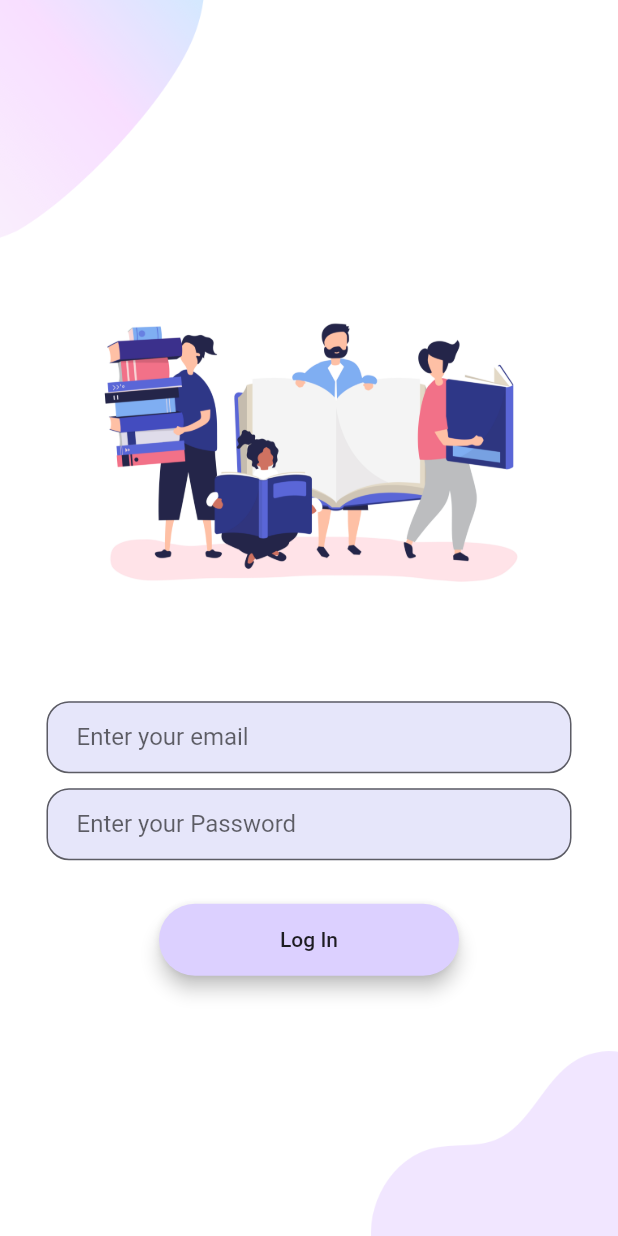
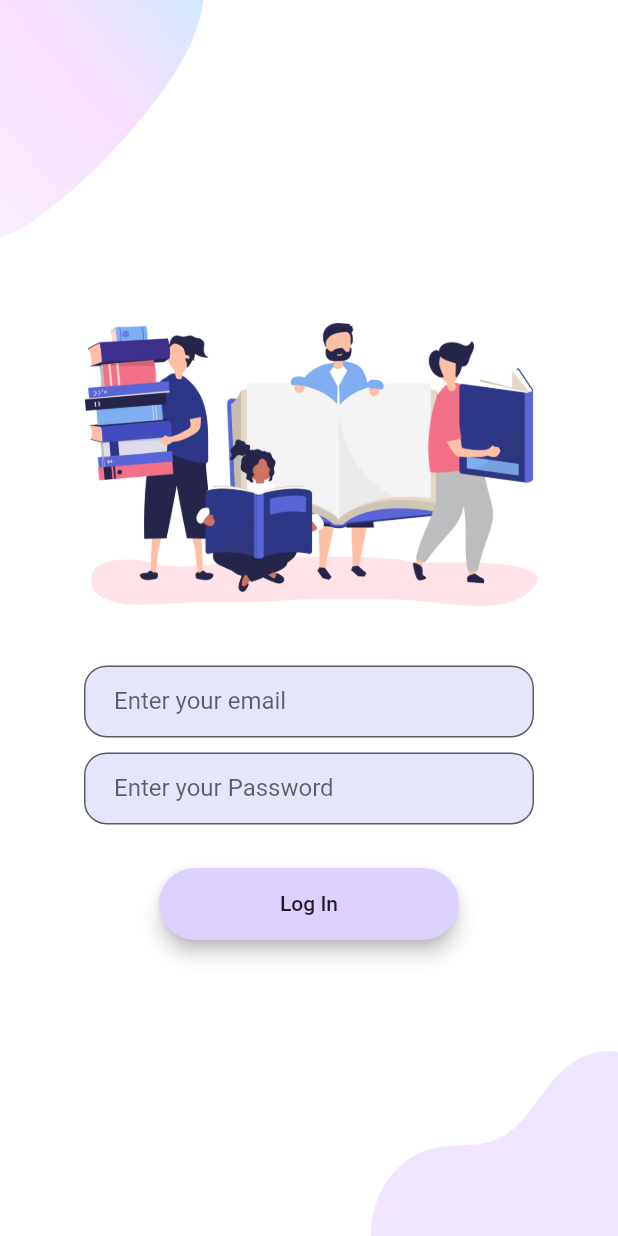
Before and after one commit to BINGABABA/Hackout-22, a Flutter app: the screen it shows after launch, after a tap on "LOG IN", on a phone screen of 412 x 824 dp. Run offline on Flutter 3.47's test engine with Material 2 defaults, Android fonts, the light colour scheme and no system bars; our stand-ins replace animated_splash_screen, cloud_firestore, firebase_auth, firebase_core, flutter_svg, google_fonts; accounts and stored records are empty; network calls fail.

Commit message:
third commit

```diff
--- a/loginsignuppage/lib/Screens/Mainpage/main_page.dart
+++ b/loginsignuppage/lib/Screens/Mainpage/main_page.dart
@@ -7,6 +7,7 @@ class Mainpage extends StatelessWidget {
   @override
   Widget build(BuildContext context) {
     return const MaterialApp(
+      debugShowCheckedModeBanner: false,
 
       home: Scaffold(
         backgroundColor: Colors.white,
--- /dev/null
+++ b/loginsignuppage/lib/Screens/Splash screen/splash_screens.dart
@@ -0,0 +1,33 @@
+import 'package:flutter/material.dart';
+import 'package:animated_splash_screen/animated_splash_screen.dart';
+import 'package:loginsignuppage/Screens/Welcome/welcome_Screen.dart';
+
+class Splashscreen extends StatefulWidget {
+  const Splashscreen({Key? key}) : super(key: key);
+
+  @override
+  State<Splashscreen> createState() => _SplashscreenState();
+}
+
+class _SplashscreenState extends State<Splashscreen> {
+  @override
+
+  Widget build(BuildContext context) {
+    Size size = MediaQuery
+        .of(context)
+        .size;
+    return AnimatedSplashScreen(
+
+      splash: Image.asset(
+          'assets/images/playstore-icon.png'
+      )
+      ,
+      nextScreen: WelcomeScreen(),
+      splashTransition: SplashTransition.fadeTransition,
+      backgroundColor: Color(0xFFFCFAFD),
+
+
+    );
+  }
+
+}
--- a/loginsignuppage/lib/Screens/donatePage.dart
+++ b/loginsignuppage/lib/Screens/donatePage.dart
@@ -27,6 +27,7 @@ class _DonatePageState extends State<DonatePage> {
   Widget build(BuildContext context) {
     return Scaffold(
       appBar: AppBar(
+        backgroundColor: Colors.purple[200],
         leading:
         IconButton(onPressed: () {}, icon: Icon(Icons.arrow_back_ios_new)),
         title: Text('Donate now'),
--- a/loginsignuppage/lib/Screens/login/components/body.dart
+++ b/loginsignuppage/lib/Screens/login/components/body.dart
@@ -15,20 +15,22 @@ class Body extends StatefulWidget {
 }
 
 class _BodyState extends State<Body> {
+
   final _auth=FirebaseAuth.instance;
-  // final emailcontroller=TextEditingController();
-  // final passwordcontroller=TextEditingController();
-  late String email;
-  late String password;
+  final emailcontroller=TextEditingController();
+  final passwordcontroller=TextEditingController();
+  // late String email;
+  // late String password;
   @override
-  // void dispose(){
-  //   emailcontroller.dispose();
-  //   passwordcontroller.dispose();
-  //   super.dispose();
-  // }
+  void dispose(){
+    emailcontroller.dispose();
+    passwordcontroller.dispose();
+    super.dispose();
+  }
 
   @override
   Widget build(BuildContext context) {
+    Size size = MediaQuery.of(context).size;
     return Background(
       child: Column(
         mainAxisAlignment: MainAxisAlignment.center,
@@ -41,23 +43,23 @@ class _BodyState extends State<Body> {
           //   ),
           // ),
           Image.asset('assets/images/43122.jpg',
-            width: 310,
-            height: 280,
+            width: size.width*0.88,
+            height: size.height*0.3,
 
           ),
           const SizedBox(
-            height: 30.00,
+            height: 15.00,
           ),
           SizedBox(
-            width: 350,
+            width: 300,
 
             child: TextField(
 
-              // controller: emailcontroller,
+              controller: emailcontroller,
 
-              onChanged: (value){
-                email=value;
-              },
+              // onChanged:(value){
+              //   email=value;
+              // },
 
               style: const TextStyle(
 
@@ -92,15 +94,15 @@ class _BodyState extends State<Body> {
             height: 10.0,
           ),
           SizedBox(
-            width: 350,
+            width: 300,
 
             child: TextField(
 
-
+controller: passwordcontroller,
               //
-              onChanged: (value){
-                password=value;
-              },
+              // onChanged: (value){
+              //   password=value;
+              // },
 
               style: const TextStyle(
                 color: Colors.black45,
@@ -143,7 +145,7 @@ class _BodyState extends State<Body> {
               child: MaterialButton(
                 onPressed: () async {
                   try{
-                    final user= await _auth.signInWithEmailAndPassword(email: email, password: password);
+                    final user= await _auth.signInWithEmailAndPassword(email: emailcontroller.text, password: passwordcontroller.text);
                     if(user!=null){
                       Navigator.push(context, MaterialPageRoute(builder:(context)=> const Mainpage()));
                     }
--- a/loginsignuppage/lib/Screens/receiver.dart
+++ b/loginsignuppage/lib/Screens/receiver.dart
@@ -97,6 +97,6 @@ class User {
       A: json['Book Name'],
       B: json['Category'],
       C: json['Name'],
-      D: json['Conatct Details'],
+      D: json['Contact Details'],
       E: json['Address']);
 }
--- a/loginsignuppage/lib/main.dart
+++ b/loginsignuppage/lib/main.dart
@@ -5,6 +5,7 @@ import 'package:flutter/material.dart';
 import 'package:loginsignuppage/Screens/Utils.dart';
 import 'package:loginsignuppage/Screens/Welcome/welcome_Screen.dart';
 import 'package:loginsignuppage/constants.dart';
+import 'Screens/Splash screen/splash_screens.dart';
 
 
 import 'Screens/Utils.dart';
@@ -31,7 +32,7 @@ class MyApp extends StatelessWidget {
         scaffoldBackgroundColor: Colors.white,
 
       ),
-      home: WelcomeScreen(),
+      home: Splashscreen(),
     );
   }
 }
--- a/loginsignuppage/pubspec.yaml
+++ b/loginsignuppage/pubspec.yaml
@@ -43,6 +43,7 @@ dependencies:
   firebase_auth: ^3.11.2
   cloud_firestore: ^3.5.1
   flutter_spinkit: ^5.1.0
+  animated_splash_screen: ^1.3.0
 
 
 
@@ -78,6 +79,9 @@ flutter:
      - assets/images/4851046.jpg
      - assets/images/43122.jpg
      - assets/icons/
+     - assets/images/login_bottom.png
+     - assets/images/main_bottom.png
+     - assets/images/playstore-icon.png
 
   # An image asset can refer to one or more resolution-specific "variants", see
   # https://flutter.dev/assets-and-images/#resolution-aware
```
Also changed, not shown: loginsignuppage/lib/Screens/Mainpage/Welcome_sc.dart (+57 -17 lines), loginsignuppage/lib/Screens/Sign up/body.dart (+5 -4 lines), loginsignuppage/assets/images/ic_launcher.png (added), loginsignuppage/assets/images/playstore-icon.png (added), loginsignuppage/lib/Screens/resources.dart (deleted), loginsignuppage/pubspec.lock.
